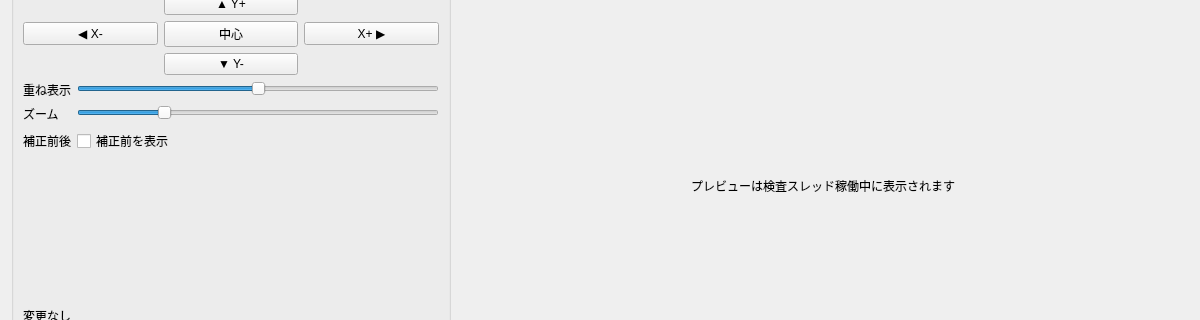
Before: the Qt Designer form aikensa/gui/pages/SETTINGS/fine_adjustment.ui in stefanoKS/aikensaMaster, drawn with Qt 5; both pictures show x 0 to 1200 and y 234 to 554 of the 1200 by 840 pixel window.
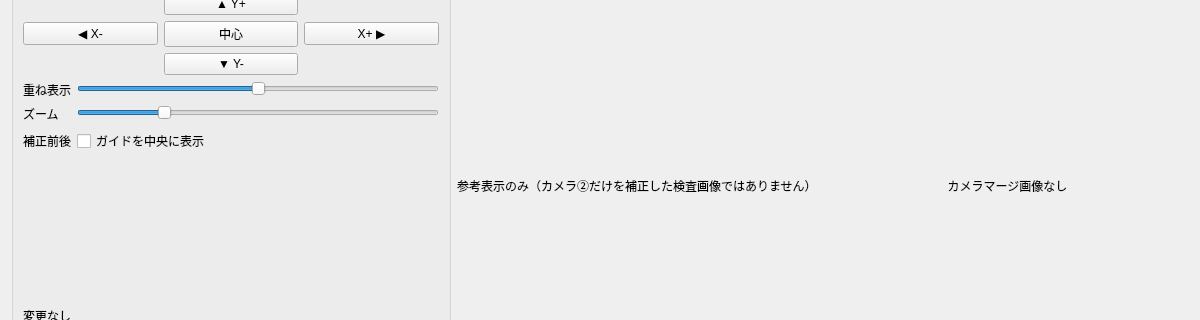
After: the same form once the commit is applied.

Commit message: Reorganize Settings and map preview crops to the display

```diff
--- a/aikensa/gui/pages/SETTINGS/fine_adjustment.ui
+++ b/aikensa/gui/pages/SETTINGS/fine_adjustment.ui
@@ -229,7 +229,7 @@
         <item row="2" column="1">
          <widget class="QCheckBox" name="beforeAfterCheckBox">
           <property name="text">
-           <string>補正前を表示</string>
+           <string>ガイドを中央に表示</string>
           </property>
          </widget>
         </item>
@@ -283,10 +283,20 @@
      </layout>
     </widget>
    </item>
+   <item>
+    <widget class="QLabel" name="finePreviewNoticeLabel">
+     <property name="text">
+      <string>参考表示のみ（カメラ②だけを補正した検査画像ではありません）</string>
+     </property>
+     <property name="wordWrap">
+      <bool>true</bool>
+     </property>
+    </widget>
+   </item>
    <item>
     <widget class="QLabel" name="finePreviewLabel">
      <property name="text">
-      <string>プレビューは検査スレッド稼働中に表示されます</string>
+      <string>カメラマージ画像なし</string>
      </property>
      <property name="alignment">
       <set>Qt::AlignCenter</set>
```
The commit also changes 13 other files.
